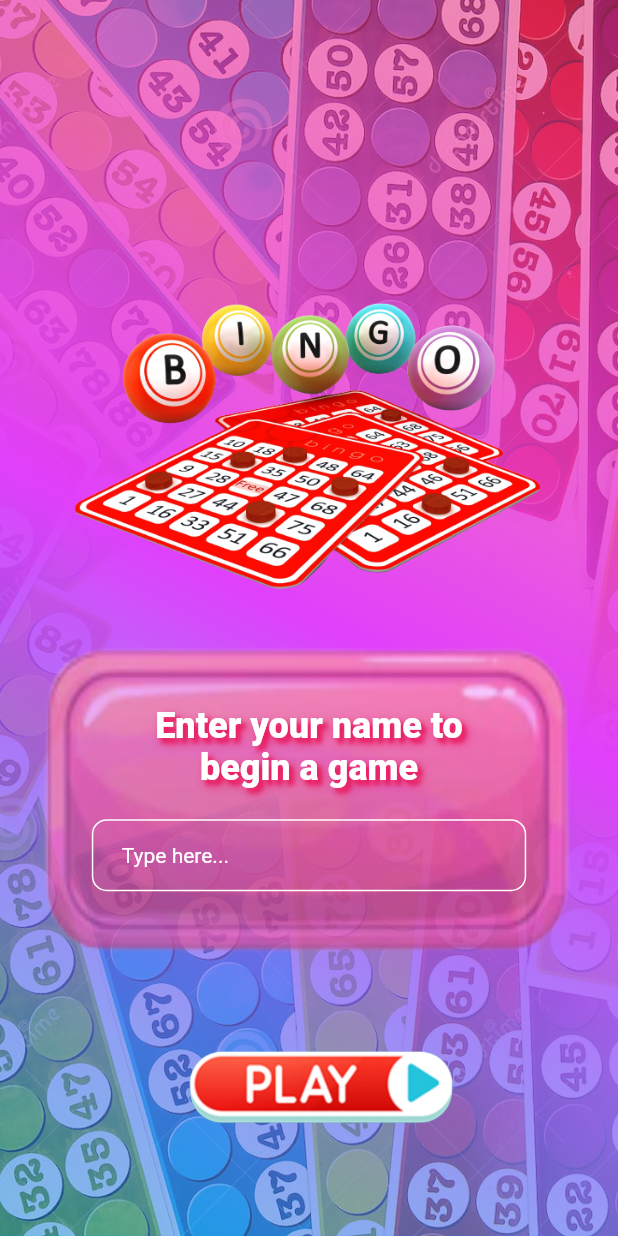
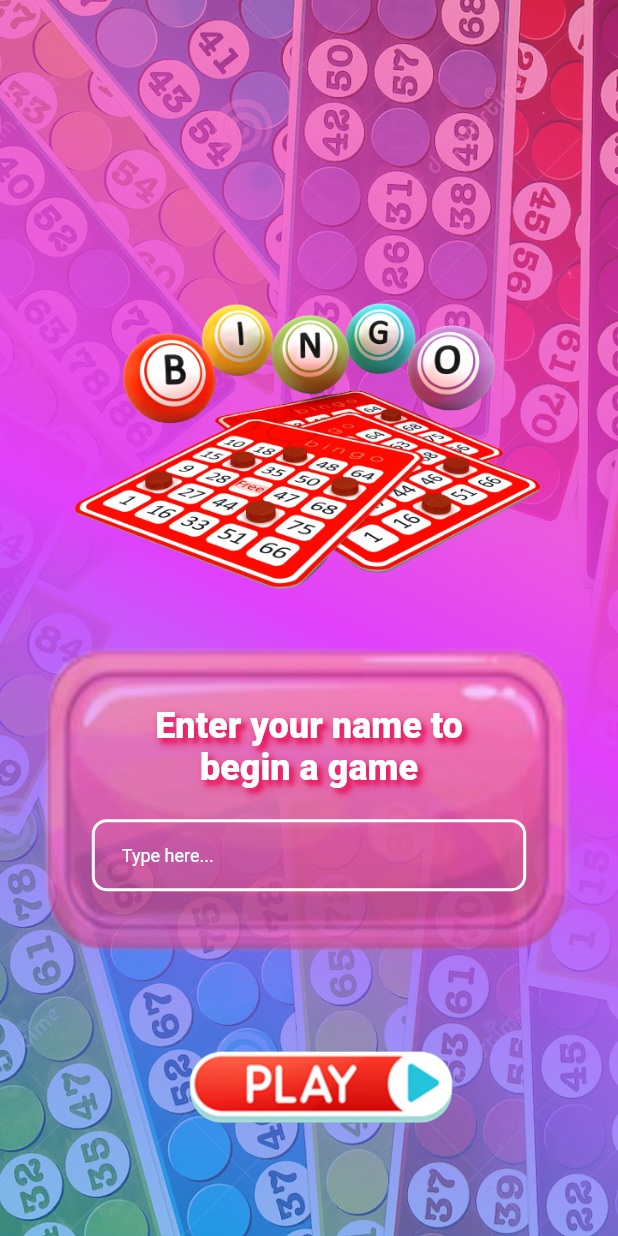
Before and after one commit to akshaya-sivakumar/bingo, a Flutter app: the screen it shows after launch, on a phone screen of 412 x 824 dp. Run offline on Flutter 3.47's test engine with Material 2 defaults, Android fonts, the light colour scheme and no system bars; our stand-ins replace audioplayers, awesome_dialog, bloc_concurrency, confetti, dropdown_button2, flutter_bloc and 5 more; missing offline and left inert: fab_circular_menu, matrix2d.

Commit message:
color fix

```diff
--- a/lib/ui/screens/bingo.dart
+++ b/lib/ui/screens/bingo.dart
@@ -47,11 +47,7 @@ class _MyHomePageState extends State<MyHomePage> {
             ringDiameter: 310,
             fabCloseColor: Colors.pink.shade300,
             fabOpenColor: Colors.pink.shade300,
-            fabCloseIcon: const Icon(
-              Icons.close,
-              size: 30,
-              color: Colors.white,
-            ),
+            fabCloseIcon: Image.asset("assets/images/cross.png"),
             ringColor: Colors.pink.withOpacity(0.5),
             fabOpenIcon: Image.asset(
               "assets/images/setting.png",
--- a/lib/ui/widgets/textfield.dart
+++ b/lib/ui/widgets/textfield.dart
@@ -37,6 +37,8 @@ class TextFieldWidget extends StatelessWidget {
                 controller: controller,
                 validator: validator,
                 onChanged: onChanged,
+                autocorrect: true,
+
                 // autovalidateMode: AutovalidateMode.always,
                 style: Theme.of(context)
                     .textTheme
@@ -48,18 +50,18 @@ class TextFieldWidget extends StatelessWidget {
                     prefixIcon: leadingIcon,
                     hintText: title,
                     hintStyle:
-                        const TextStyle(color: Colors.white, fontSize: 14),
+                        const TextStyle(color: Colors.white, fontSize: 12),
                     enabledBorder: OutlineInputBorder(
                         borderSide: BorderSide(
-                            color: color ?? Colors.redAccent, width: 1.0),
+                            color: color ?? Colors.redAccent, width: 2.0),
                         borderRadius: BorderRadius.circular(10.0)),
                     border: OutlineInputBorder(
                         borderSide: BorderSide(
-                            color: color ?? Colors.redAccent, width: 1.0),
+                            color: color ?? Colors.redAccent, width: 2.0),
                         borderRadius: BorderRadius.circular(10.0)),
                     focusedBorder: OutlineInputBorder(
                         borderSide: BorderSide(
-                            color: color ?? Colors.redAccent, width: 1.0),
+                            color: color ?? Colors.redAccent, width: 2.0),
                         borderRadius: BorderRadius.circular(10.0)))),
           ),
         ],
```
Also changed, not shown: lib/ui/screens/init_game.dart (+5 -3 lines), lib/ui/widgets/bingo_name.dart (+6 -1 lines).
